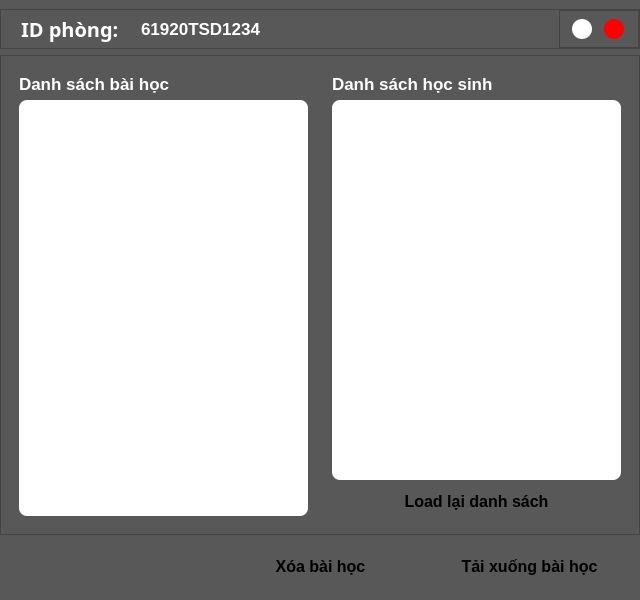
Qt form UI_Files/Room.ui (hoangm960/Astraea) before a commit.
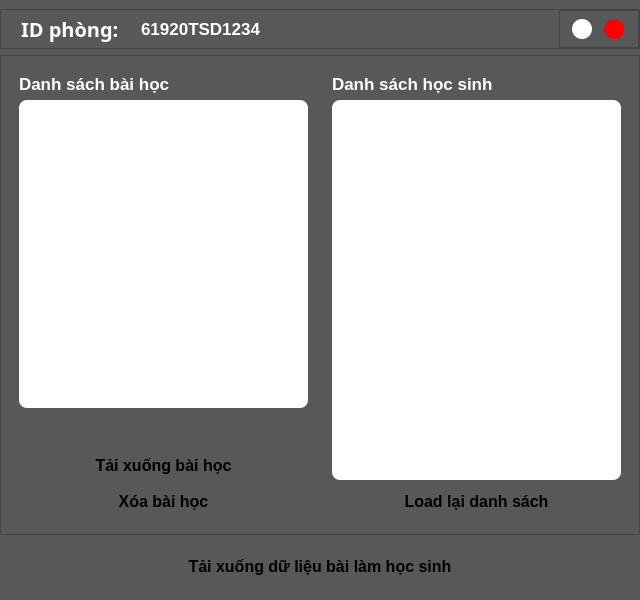
The same form after that commit. Icons and pictures are not drawn.

Commit message: download student submission added

The edit to the form file:
```diff
--- a/UI_Files/Room.ui
+++ b/UI_Files/Room.ui
@@ -247,112 +247,8 @@
       <property name="frameShadow">
        <enum>QFrame::Raised</enum>
       </property>
-      <layout class="QHBoxLayout" name="horizontalLayout_3">
-       <item>
-        <widget class="QFrame" name="lesson_list_frame">
-         <property name="styleSheet">
-          <string notr="true">border-radius: 8px;</string>
-         </property>
-         <property name="frameShape">
-          <enum>QFrame::StyledPanel</enum>
-         </property>
-         <property name="frameShadow">
-          <enum>QFrame::Raised</enum>
-         </property>
-         <layout class="QVBoxLayout" name="verticalLayout_2">
-          <item>
-           <widget class="QLabel" name="lessong_label">
-            <property name="font">
-             <font>
-              <pointsize>13</pointsize>
-              <weight>75</weight>
-              <bold>true</bold>
-             </font>
-            </property>
-            <property name="styleSheet">
-             <string notr="true">color: rgb(255,255,255);</string>
-            </property>
-            <property name="text">
-             <string>Danh sách bài học</string>
-            </property>
-           </widget>
-          </item>
-          <item>
-           <widget class="QListWidget" name="lesson_list">
-            <property name="minimumSize">
-             <size>
-              <width>0</width>
-              <height>0</height>
-             </size>
-            </property>
-            <property name="maximumSize">
-             <size>
-              <width>16777215</width>
-              <height>16777215</height>
-             </size>
-            </property>
-            <property name="font">
-             <font>
-              <family>iCiel Effra</family>
-              <pointsize>14</pointsize>
-              <weight>75</weight>
-              <bold>true</bold>
-             </font>
-            </property>
-            <property name="styleSheet">
-             <string notr="true">QListWidget {
-	padding: 10px;
-	background-color: rgb(255, 255, 255);
-}
-
-QListWidget::item {
-	border-radius: 5px;
-	margin: 0px 0px 10px 0px;	
-	background-color: rgb(193, 193, 193);
-}
-
-QLineEdit {
-	color: rgb(0,0,0);
-	background-color: transparent;
-}
-
-QLabel {
-	color: rgb(0,0,0);
-	background-color: transparent;
-}
-
-QScrollBar{
-	background : rgb(255, 255, 255);	
-}
-
-QScrollBar::handle{
-	background : rgb(158, 158, 158);
-	border-radius: 5px;
-	margin: 3px 3px 3px 3px;
-}
-
-QScrollBar::handle::pressed{
-	background : rgb(85, 85, 85);
-}
-
-QScrollBar::add-line {
-	height: 0px;
-}
-
-QScrollBar::sub-line {
-	height: 0px;
-}
-
-QScrollBar::add-page, QScrollBar::sub-page {
-	height: 0px;
-}</string>
-            </property>
-           </widget>
-          </item>
-         </layout>
-        </widget>
-       </item>
-       <item>
+      <layout class="QGridLayout" name="gridLayout_2">
+       <item row="0" column="1">
         <widget class="QFrame" name="student_list_frame">
          <property name="styleSheet">
           <string notr="true">border-radius: 8px;</string>
@@ -512,6 +408,252 @@
          </layout>
         </widget>
        </item>
+       <item row="0" column="0">
+        <widget class="QFrame" name="lesson_list_frame">
+         <property name="styleSheet">
+          <string notr="true">border-radius: 8px;</string>
+         </property>
+         <property name="frameShape">
+          <enum>QFrame::StyledPanel</enum>
+         </property>
+         <property name="frameShadow">
+          <enum>QFrame::Raised</enum>
+         </property>
+         <layout class="QGridLayout" name="gridLayout_3">
+          <item row="2" column="0">
+           <widget class="QPushButton" name="add_btn">
+            <property name="minimumSize">
+             <size>
+              <width>0</width>
+              <height>30</height>
+             </size>
+            </property>
+            <property name="maximumSize">
+             <size>
+              <width>16777215</width>
+              <height>16777215</height>
+             </size>
+            </property>
+            <property name="font">
+             <font>
+              <pointsize>12</pointsize>
+              <weight>75</weight>
+              <bold>true</bold>
+             </font>
+            </property>
+            <property name="styleSheet">
+             <string notr="true">QPushButton {
+	background-color: rgb(255, 255, 255);
+	border-radius: 10px;
+	color: rgb(0,0,0);
+}
+
+QPushButton:hover {
+	color: rgb(255, 255, 255);
+	background-color: rgba(0, 0, 0, 150);
+}
+
+QPushButton:pressed {
+	color: rgb(255, 255, 255);
+	background-color: rgb(0, 0, 0);
+}r</string>
+            </property>
+            <property name="locale">
+             <locale language="Vietnamese" country="Vietnam"/>
+            </property>
+            <property name="text">
+             <string/>
+            </property>
+            <property name="icon">
+             <iconset resource="Resources.qrc">
+              <normaloff>:/images/icons/plus.png</normaloff>:/images/icons/plus.png</iconset>
+            </property>
+           </widget>
+          </item>
+          <item row="1" column="0">
+           <widget class="QListWidget" name="lesson_list">
+            <property name="minimumSize">
+             <size>
+              <width>0</width>
+              <height>0</height>
+             </size>
+            </property>
+            <property name="maximumSize">
+             <size>
+              <width>16777215</width>
+              <height>16777215</height>
+             </size>
+            </property>
+            <property name="font">
+             <font>
+              <family>iCiel Effra</family>
+              <pointsize>14</pointsize>
+              <weight>75</weight>
+              <bold>true</bold>
+             </font>
+            </property>
+            <property name="styleSheet">
+             <string notr="true">QListWidget {
+	padding: 10px;
+	background-color: rgb(255, 255, 255);
+}
+
+QListWidget::item {
+	border-radius: 5px;
+	margin: 0px 0px 10px 0px;	
+	background-color: rgb(193, 193, 193);
+}
+
+QLineEdit {
+	color: rgb(0,0,0);
+	background-color: transparent;
+}
+
+QLabel {
+	color: rgb(0,0,0);
+	background-color: transparent;
+}
+
+QScrollBar{
+	background : rgb(255, 255, 255);	
+}
+
+QScrollBar::handle{
+	background : rgb(158, 158, 158);
+	border-radius: 5px;
+	margin: 3px 3px 3px 3px;
+}
+
+QScrollBar::handle::pressed{
+	background : rgb(85, 85, 85);
+}
+
+QScrollBar::add-line {
+	height: 0px;
+}
+
+QScrollBar::sub-line {
+	height: 0px;
+}
+
+QScrollBar::add-page, QScrollBar::sub-page {
+	height: 0px;
+}</string>
+            </property>
+           </widget>
+          </item>
+          <item row="4" column="0">
+           <widget class="QPushButton" name="download_btn">
+            <property name="minimumSize">
+             <size>
+              <width>130</width>
+              <height>30</height>
+             </size>
+            </property>
+            <property name="maximumSize">
+             <size>
+              <width>16777215</width>
+              <height>16777215</height>
+             </size>
+            </property>
+            <property name="font">
+             <font>
+              <pointsize>12</pointsize>
+              <weight>75</weight>
+              <bold>true</bold>
+             </font>
+            </property>
+            <property name="styleSheet">
+             <string notr="true">QPushButton {
+	background-color: rgb(255, 255, 255);
+	border-radius: 10px;
+	color: rgb(0,0,0);
+}
+
+QPushButton:hover {
+	color: rgb(255, 255, 255);
+	background-color: rgba(0, 0, 0, 150);
+}
+
+QPushButton:pressed {
+	color: rgb(255, 255, 255);
+	background-color: rgb(0, 0, 0);
+}r</string>
+            </property>
+            <property name="locale">
+             <locale language="Vietnamese" country="Vietnam"/>
+            </property>
+            <property name="text">
+             <string>Tải xuống bài học</string>
+            </property>
+           </widget>
+          </item>
+          <item row="0" column="0">
+           <widget class="QLabel" name="lessong_label">
+            <property name="font">
+             <font>
+              <pointsize>13</pointsize>
+              <weight>75</weight>
+              <bold>true</bold>
+             </font>
+            </property>
+            <property name="styleSheet">
+             <string notr="true">color: rgb(255,255,255);</string>
+            </property>
+            <property name="text">
+             <string>Danh sách bài học</string>
+            </property>
+           </widget>
+          </item>
+          <item row="5" column="0">
+           <widget class="QPushButton" name="del_lesson_btn">
+            <property name="minimumSize">
+             <size>
+              <width>130</width>
+              <height>30</height>
+             </size>
+            </property>
+            <property name="maximumSize">
+             <size>
+              <width>16777215</width>
+              <height>16777215</height>
+             </size>
+            </property>
+            <property name="font">
+             <font>
+              <pointsize>12</pointsize>
+              <weight>75</weight>
+              <bold>true</bold>
+             </font>
+            </property>
+            <property name="styleSheet">
+             <string notr="true">QPushButton {
+	background-color: rgb(255, 255, 255);
+	border-radius: 10px;
+	color: rgb(0,0,0);
+}
+
+QPushButton:hover {
+	color: rgb(255, 255, 255);
+	background-color: rgba(0, 0, 0, 150);
+}
+
+QPushButton:pressed {
+	color: rgb(255, 255, 255);
+	background-color: rgb(0, 0, 0);
+}r</string>
+            </property>
+            <property name="locale">
+             <locale language="Vietnamese" country="Vietnam"/>
+            </property>
+            <property name="text">
+             <string>Xóa bài học</string>
+            </property>
+           </widget>
+          </item>
+         </layout>
+        </widget>
+       </item>
       </layout>
      </widget>
     </item>
@@ -539,8 +681,8 @@
        <enum>QFrame::Raised</enum>
       </property>
       <layout class="QGridLayout" name="gridLayout">
-       <item row="0" column="1">
-        <widget class="QPushButton" name="del_lesson_btn">
+       <item row="0" column="4">
+        <widget class="QPushButton" name="download_info_btn">
          <property name="minimumSize">
           <size>
            <width>130</width>
@@ -581,103 +723,7 @@
           <locale language="Vietnamese" country="Vietnam"/>
          </property>
          <property name="text">
-          <string>Xóa bài học</string>
-         </property>
-        </widget>
-       </item>
-       <item row="0" column="3">
-        <widget class="QPushButton" name="download_btn">
-         <property name="minimumSize">
-          <size>
-           <width>130</width>
-           <height>30</height>
-          </size>
-         </property>
-         <property name="maximumSize">
-          <size>
-           <width>16777215</width>
-           <height>16777215</height>
-          </size>
-         </property>
-         <property name="font">
-          <font>
-           <pointsize>12</pointsize>
-           <weight>75</weight>
-           <bold>true</bold>
-          </font>
-         </property>
-         <property name="styleSheet">
-          <string notr="true">QPushButton {
-	background-color: rgb(255, 255, 255);
-	border-radius: 10px;
-	color: rgb(0,0,0);
-}
-
-QPushButton:hover {
-	color: rgb(255, 255, 255);
-	background-color: rgba(0, 0, 0, 150);
-}
-
-QPushButton:pressed {
-	color: rgb(255, 255, 255);
-	background-color: rgb(0, 0, 0);
-}r</string>
-         </property>
-         <property name="locale">
-          <locale language="Vietnamese" country="Vietnam"/>
-         </property>
-         <property name="text">
-          <string>Tải xuống bài học</string>
-         </property>
-        </widget>
-       </item>
-       <item row="0" column="0">
-        <widget class="QPushButton" name="add_btn">
-         <property name="minimumSize">
-          <size>
-           <width>204</width>
-           <height>30</height>
-          </size>
-         </property>
-         <property name="maximumSize">
-          <size>
-           <width>16777215</width>
-           <height>16777215</height>
-          </size>
-         </property>
-         <property name="font">
-          <font>
-           <pointsize>12</pointsize>
-           <weight>75</weight>
-           <bold>true</bold>
-          </font>
-         </property>
-         <property name="styleSheet">
-          <string notr="true">QPushButton {
-	background-color: rgb(255, 255, 255);
-	border-radius: 10px;
-	color: rgb(0,0,0);
-}
-
-QPushButton:hover {
-	color: rgb(255, 255, 255);
-	background-color: rgba(0, 0, 0, 150);
-}
-
-QPushButton:pressed {
-	color: rgb(255, 255, 255);
-	background-color: rgb(0, 0, 0);
-}r</string>
-         </property>
-         <property name="locale">
-          <locale language="Vietnamese" country="Vietnam"/>
-         </property>
-         <property name="text">
-          <string/>
-         </property>
-         <property name="icon">
-          <iconset resource="Resources.qrc">
-           <normaloff>:/images/icons/plus.png</normaloff>:/images/icons/plus.png</iconset>
+          <string>Tải xuống dữ liệu bài làm học sinh</string>
          </property>
         </widget>
        </item>
```
The commit also changes 1 other file.
